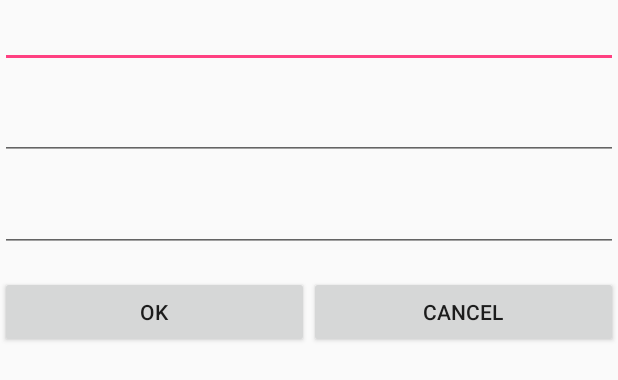
After one commit to webprog26/taskCRUD, an Android app: the layout user_dialog.xml on its own in the app's theme, with its tools: preview values and no code run, on a phone screen of 412 x 824 dp. The commit adds this screen. Shown: the top 380 px of the screen. Run offline under Robolectric (Android 15) with nearby library versions, the phone set to English and light mode, and no system bars.

Commit message:
Users are showing in the list, edit/ delete buttons added

```diff
--- a/app/build.gradle
+++ b/app/build.gradle
@@ -29,4 +29,5 @@ dependencies {
     compile 'com.squareup.retrofit2:converter-gson:2.0.0-beta4'
     testCompile 'junit:junit:4.12'
     compile 'com.android.support:recyclerview-v7:25.0.0'
+    compile 'com.android.support:cardview-v7:25.0.0'
 }
--- a/app/src/main/java/com/example/webprog26/taskcrud/models/User.java
+++ b/app/src/main/java/com/example/webprog26/taskcrud/models/User.java
@@ -8,9 +8,9 @@ import java.io.Serializable;
  * Created by webprog26 on 28.11.2016.
  */
 
-public class User implements Serializable{
+public class User {
 
-    @SerializedName("id")
+    @SerializedName("user_id")
     private long mUserId;
     @SerializedName("user_name")
     private String mUserName;
--- a/app/src/main/java/com/example/webprog26/taskcrud/models/UserResponse.java
+++ b/app/src/main/java/com/example/webprog26/taskcrud/models/UserResponse.java
@@ -9,7 +9,7 @@ import java.util.List;
  * Created by webprog26 on 28.11.2016.
  */
 
-public class UserResponse implements Serializable{
+public class UserResponse {
 
     @SerializedName("users")
     private List<User> mUserList = null;
--- /dev/null
+++ b/app/src/main/res/layout/user_dialog.xml
@@ -0,0 +1,39 @@
+<?xml version="1.0" encoding="utf-8"?>
+<RelativeLayout xmlns:android="http://schemas.android.com/apk/res/android"
+    android:layout_width="match_parent" android:layout_height="match_parent">
+    <EditText
+        android:layout_width="match_parent"
+        android:layout_height="wrap_content"
+        android:id="@+id/etUserName"
+        android:layout_alignParentTop="true"
+        android:layout_marginBottom="@dimen/activity_vertical_margin"/>
+    <EditText
+        android:layout_width="match_parent"
+        android:layout_height="wrap_content"
+        android:id="@+id/etUserSecondName"
+        android:layout_below="@+id/etUserName"
+        android:layout_marginBottom="@dimen/activity_vertical_margin"/>
+    <EditText
+        android:layout_width="match_parent"
+        android:layout_height="wrap_content"
+        android:id="@+id/etUserCity"
+        android:layout_below="@id/etUserSecondName"
+        android:layout_marginBottom="@dimen/activity_vertical_margin"/>
+    <LinearLayout
+        android:layout_width="match_parent"
+        android:layout_height="wrap_content"
+        android:layout_below="@+id/etUserCity">
+        <Button
+            android:layout_width="0dp"
+            android:layout_height="wrap_content"
+            android:id="@+id/btnEditUserOk"
+            android:layout_weight="1"
+            android:text="@string/btn_ok"/>
+        <Button
+            android:layout_width="0dp"
+            android:layout_height="wrap_content"
+            android:id="@+id/btnEditUserCancel"
+            android:layout_weight="1"
+            android:text="@string/btn_cancel"/>
+    </LinearLayout>
+</RelativeLayout>
--- a/app/src/main/res/values/strings.xml
+++ b/app/src/main/res/values/strings.xml
@@ -1,3 +1,11 @@
 <resources>
     <string name="app_name">TaskCRUD</string>
+    <string name="lives_in">Lives in %1$s</string>
+    <string name="edit_user">Edit user</string>
+    <string name="delete_user">Delete user</string>
+    <string name="btn_ok">Ok</string>
+    <string name="btn_cancel">Cancel</string>
+    <string name="hint_user_name">User name</string>
+    <string name="hint_user_second_name">User second name</string>
+    <string name="hint_user_city">User city</string>
 </resources>
```
Also changed, not shown: app/src/main/java/com/example/webprog26/taskcrud/MainActivity.java (+31 -16 lines), app/src/main/java/com/example/webprog26/taskcrud/adapters/UserListAdapter.java (added, +99 -0 lines), app/src/main/java/com/example/webprog26/taskcrud/fragments/FragmentUsersList.java (+35 -15 lines), app/src/main/java/com/example/webprog26/taskcrud/interfaces/OnUserListItemClickListener.java (added, +12 -0 lines), app/src/main/java/com/example/webprog26/taskcrud/interfaces/OnUserListLoadedListener.java (added, +10 -0 lines), app/src/main/res/layout/user_list_item.xml (added, +65 -0 lines).
